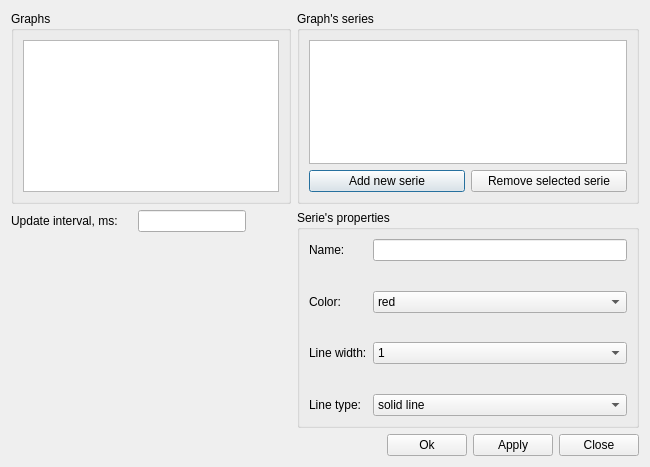
First picture: the form in GUI/Qt/UWatchSeriesOption.ui, repository aicommunity/Rdk, before the edit.
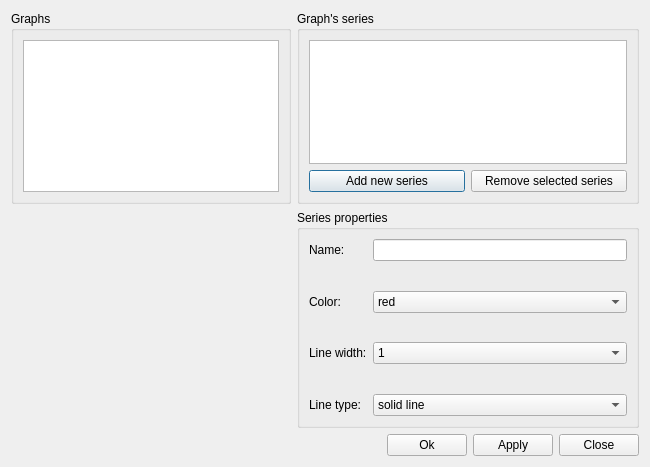
Second picture: the form after the edit.

```diff
--- a/GUI/Qt/UWatchSeriesOption.ui
+++ b/GUI/Qt/UWatchSeriesOption.ui
@@ -42,14 +42,14 @@
           <item>
            <widget class="QPushButton" name="addSerieButton">
             <property name="text">
-             <string>Add new serie</string>
+             <string>Add new series</string>
             </property>
            </widget>
           </item>
           <item>
            <widget class="QPushButton" name="removeSerieButton">
             <property name="text">
-             <string>Remove selected serie</string>
+             <string>Remove selected series</string>
             </property>
            </widget>
           </item>
@@ -63,7 +63,7 @@
    <item row="3" column="1">
     <widget class="QGroupBox" name="groupBox_5">
      <property name="title">
-      <string>Serie's properties</string>
+      <string>Series properties</string>
      </property>
      <layout class="QVBoxLayout" name="verticalLayout_5">
       <item>
@@ -323,23 +323,6 @@
      </item>
     </layout>
    </item>
-   <item row="3" column="0">
-    <layout class="QFormLayout" name="formLayout_4">
-     <property name="horizontalSpacing">
-      <number>20</number>
-     </property>
-     <item row="0" column="0">
-      <widget class="QLabel" name="label_5">
-       <property name="text">
-        <string>Update interval, ms:</string>
-       </property>
-      </widget>
-     </item>
-     <item row="0" column="1">
-      <widget class="QLineEdit" name="updateIntervalMs"/>
-     </item>
-    </layout>
-   </item>
   </layout>
  </widget>
  <resources/>
```
